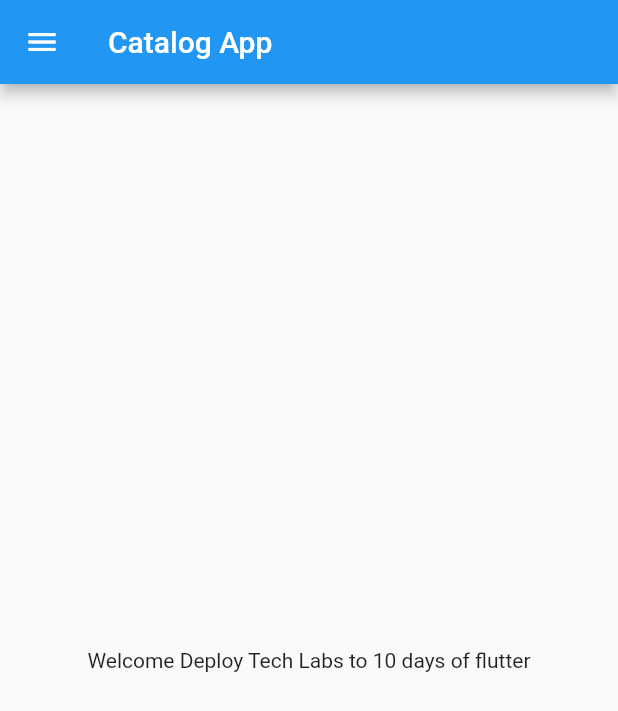
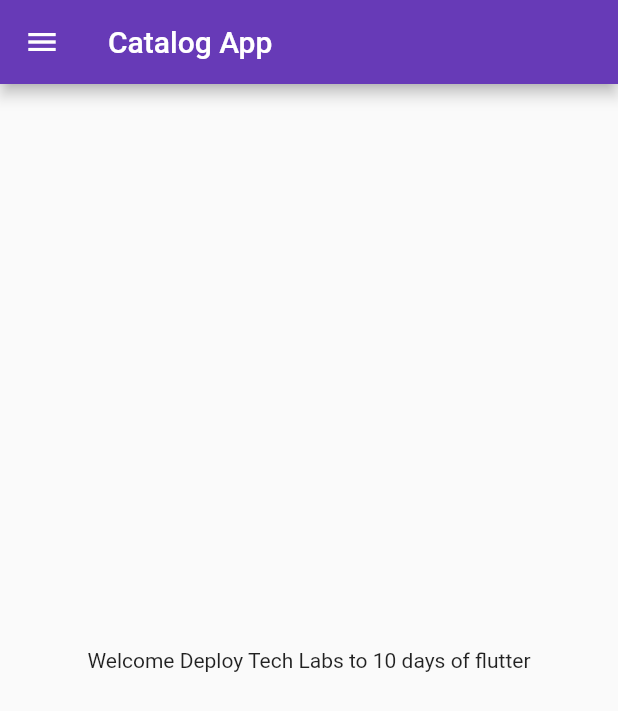
Before and after one commit to yashsaini7060/30DaysOfFlutter, a Flutter app: the screen it shows after launch, on a phone screen of 412 x 824 dp. Shown: the top 711 px of the screen. Run offline on Flutter 3.47's test engine with Material 2 defaults, Android fonts, the phone set to English and light mode, and no system bars.

Commit message:
Day 3 completed

```diff
--- a/lib/main.dart
+++ b/lib/main.dart
@@ -1,6 +1,6 @@
 import 'package:flutter/material.dart';
-import 'package:flutter_first_application/home_page.dart';
-
+import 'package:flutter_first_application/pages/home_page.dart';
+import 'package:flutter_first_application/pages/login_page.dart';
 
 void main() {
   runApp(MyApp());
@@ -12,7 +12,17 @@
   @override
   Widget build(BuildContext context) {
     return MaterialApp(
-      home: HomePage(),
+      themeMode: ThemeMode.light,
+      theme: ThemeData(primarySwatch: Colors.deepPurple),
+      darkTheme: ThemeData(
+        brightness: Brightness.dark,
+      ),
+      initialRoute: "/home",
+      routes: {
+        "/": (context) => LoginPage(),
+        "/Login": (context) => LoginPage(),
+        "/home": (context) => HomePage()
+      },
     );
   }
 }
--- a/lib/home_page.dart
+++ b/lib/pages/home_page.dart
@@ -15,6 +15,7 @@
         ),
       ),
       drawer: Drawer(),
+
     );
   }
 }
```
Also changed, not shown: lib/pages/login_page.dart (added, +19 -0 lines).
